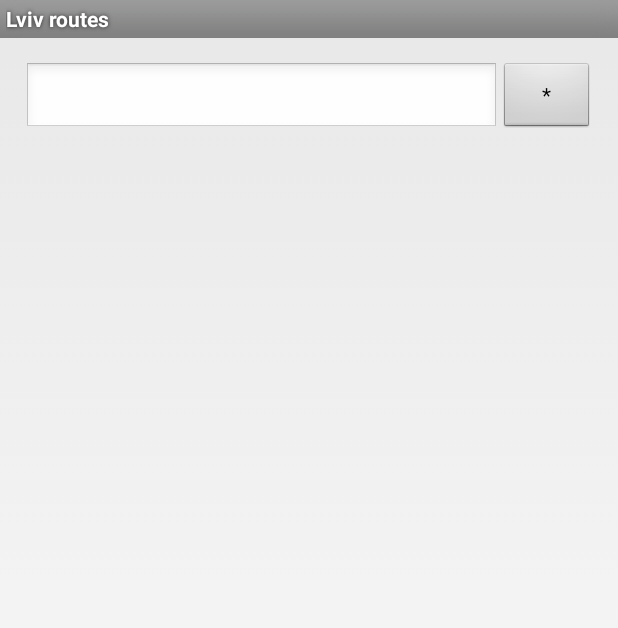
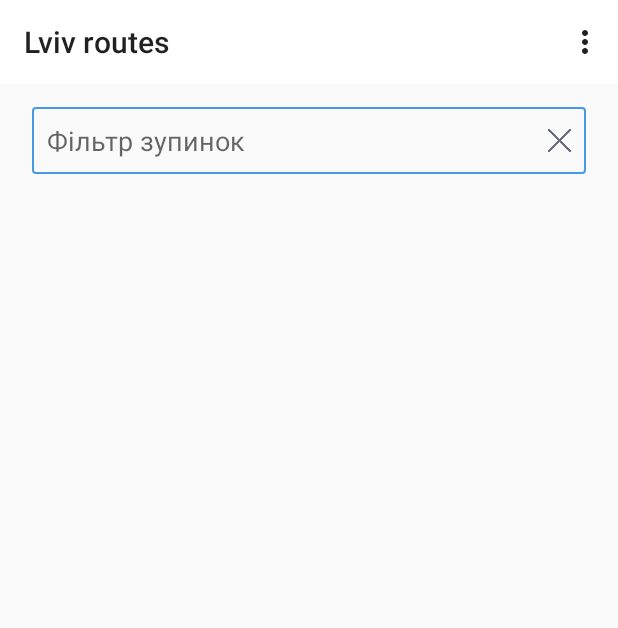
Before and after one commit to dmytrofrolov/LvivStops, an Android app: the screen it shows after launch (SearchActivity), on a phone screen of 412 x 824 dp. Shown: the top 628 px of the screen. Run offline under Robolectric (Android 15) with nearby library versions, the phone set to English and light mode, and no system bars.

Commit message:
[Release] v0.04

```diff
--- a/app/build.gradle
+++ b/app/build.gradle
@@ -19,4 +19,5 @@ android {
 }
 
 dependencies {
+    compile 'com.android.support:appcompat-v7:23.1.0'
 }
--- a/app/src/main/java/com/dmytrofrolov/android/SearchActivity.java
+++ b/app/src/main/java/com/dmytrofrolov/android/SearchActivity.java
@@ -9,6 +9,8 @@ import android.net.NetworkInfo;
 import android.os.AsyncTask;
 import android.os.Bundle;
 import android.os.Environment;
+import android.support.v7.app.AppCompatActivity;
+import android.support.v7.widget.Toolbar;
 import android.text.Editable;
 import android.text.TextWatcher;
 import android.util.Log;
@@ -20,6 +22,7 @@ import android.widget.ArrayAdapter;
 import android.widget.Button;
 import android.widget.EditText;
 import android.widget.ListView;
+import android.widget.ProgressBar;
 import android.widget.Toast;
 
 import org.apache.http.HttpResponse;
@@ -43,7 +46,7 @@ import java.io.OutputStreamWriter;
 import java.util.ArrayList;
 import java.util.regex.Pattern;
 
-public class SearchActivity extends Activity {
+public class SearchActivity extends AppCompatActivity {
 
     ListView stopsList;
     String[] catnames;
@@ -55,6 +58,12 @@ public class SearchActivity extends Activity {
     protected void onCreate(Bundle savedInstanceState) {
         super.onCreate(savedInstanceState);
         setContentView(R.layout.activity_search);
+
+        Toolbar myToolbar = (Toolbar) findViewById(R.id.my_toolbar);
+        setSupportActionBar(myToolbar);
+
+        findViewById(R.id.loading).setVisibility(View.VISIBLE);
+
         String loadUrl = "http://82.207.107.126:13541/SimpleRIDE/LAD/SM.WebApi/api/stops/";
         Log.d("LoadURL : ", loadUrl);
         catnames = new String[] {
@@ -78,27 +87,14 @@ public class SearchActivity extends Activity {
             }
         });
 
-//        final Button button = (Button) findViewById(R.id.button);
-//
-//        button.setOnClickListener(new View.OnClickListener() {
-//            public void onClick(View parent) {
-//                Intent appInfo = new Intent(SearchActivity.this, MainActivity.class);
-//                EditText editText1 = (EditText) findViewById(R.id.editText);
-//                appInfo.putExtra("stopstring", editText1.getText().toString());
-//                startActivity(appInfo);
-//
-//                ArrayList<String> stringArrayList = new ArrayList<String>();
-//
-//                stringArrayList.add(editText1.getText().toString());
-//                for (String item: catnames) {
-//                    stringArrayList.add(item);
-//                }
-//                catnames = stringArrayList.toArray(new String[stringArrayList.size()]);
-//
-//
-//                writeToFile(SearchActivity.this);
-//            }
-//        });
+        final Button button = (Button) findViewById(R.id.clear_search);
+
+        button.setOnClickListener(new View.OnClickListener() {
+            public void onClick(View parent) {
+                EditText textEdit = (EditText) findViewById(R.id.editText);
+                textEdit.setText("");
+            }
+        });
 
 
         EditText textEdit = (EditText) findViewById(R.id.editText);
@@ -108,6 +104,8 @@ public class SearchActivity extends Activity {
             public void beforeTextChanged(CharSequence s, int start, int count, int after) {}
 
             public void onTextChanged(CharSequence s, int start, int before, int count) {
+                if(stopItemArrayList==null)return;
+
                 int textlength = s.toString().length();
                 array_sort.clear();
                 for (int i = 0; i < stopItemArrayList.size(); i++)
@@ -121,7 +119,8 @@ public class SearchActivity extends Activity {
                     }
                 }
 
-                stopsList.setAdapter(new StopAdapter(SearchActivity.this, array_sort));
+                if(stopItemArrayList.size()>0)
+                    stopsList.setAdapter(new StopAdapter(SearchActivity.this, array_sort));
             }
         });
 
--- /dev/null
+++ b/app/src/main/res/drawable/search_edit_text_style.xml
@@ -0,0 +1,8 @@
+<?xml version="1.0" encoding="utf-8" ?>
+<shape xmlns:android="http://schemas.android.com/apk/res/android"
+    android:thickness="0dp"
+    android:shape="rectangle">
+    <stroke android:width="1dp"
+        android:color="#4799E8"/>
+    <corners android:radius="2dp" />
+</shape>
--- a/app/src/main/res/layout/activity_search.xml
+++ b/app/src/main/res/layout/activity_search.xml
@@ -1,47 +1,77 @@
 <?xml version="1.0" encoding="utf-8"?>
-<RelativeLayout xmlns:android="http://schemas.android.com/apk/res/android"
-    xmlns:tools="http://schemas.android.com/tools" android:layout_width="match_parent"
-    android:layout_height="match_parent" android:paddingLeft="@dimen/activity_horizontal_margin"
-    android:paddingRight="@dimen/activity_horizontal_margin"
-    android:paddingTop="@dimen/activity_vertical_margin"
+<LinearLayout xmlns:android="http://schemas.android.com/apk/res/android"
+    xmlns:tools="http://schemas.android.com/tools"
+    xmlns:app="http://schemas.android.com/apk/res-auto"
+    android:layout_width="match_parent"
+    android:layout_height="match_parent"
     android:paddingBottom="@dimen/activity_vertical_margin"
-    tools:context="com.dmytrofrolov.android.SearchActivity">
+    tools:context="com.dmytrofrolov.android.SearchActivity"
+    android:orientation="vertical">
+
+    <android.support.v7.widget.Toolbar
+        android:id="@+id/my_toolbar"
+        android:layout_width="match_parent"
+        android:layout_height="?attr/actionBarSize"
+        android:background="#fff"
+        android:theme="@style/ThemeOverlay.AppCompat.ActionBar"
+        app:popupTheme="@style/ThemeOverlay.AppCompat.Light"/>
 
     <LinearLayout
         android:orientation="vertical"
         android:layout_width="match_parent"
         android:layout_height="match_parent"
-        android:layout_alignParentTop="true">
+        android:layout_alignParentTop="true"
+        android:paddingLeft="@dimen/activity_horizontal_margin"
+        android:paddingRight="@dimen/activity_horizontal_margin"
+        >
 
-        <LinearLayout
-            android:orientation="horizontal"
-            android:layout_width="match_parent"
-            android:layout_height="wrap_content">
+        <FrameLayout
+            android:layout_width="fill_parent"
+            android:layout_height="wrap_content"
+            android:layout_marginTop="0dp"
+            android:padding="5dp">
 
             <EditText
-                android:layout_width="fill_parent"
+                android:layout_width="match_parent"
                 android:layout_height="wrap_content"
                 android:id="@+id/editText"
-                android:layout_weight="1" />
+                android:hint="Фільтр зупинок"
+                android:layout_marginTop="10dp"
+                android:layout_marginBottom="10dp"
+                android:layout_centerVertical="true"
+                android:ellipsize="start"
+                android:gravity="left"
+                android:inputType="text"
+                android:padding="10dp"
+                android:background="@drawable/search_edit_text_style"
+                android:layout_weight="5"
+                />
 
             <Button
-                android:layout_width="match_parent"
-                android:layout_height="match_parent"
-                android:text="*"
-                android:id="@+id/button"
-                android:layout_weight="5" />
-        </LinearLayout>
+                android:id="@+id/clear_search"
+                android:layout_width="15dp"
+                android:layout_height="15dp"
+                android:layout_marginRight="10dp"
+                android:layout_gravity="right|center_vertical"
+                android:background="@drawable/delete" />
+
+        </FrameLayout>
 
         <RelativeLayout
             android:id="@+id/loading"
             android:layout_width="match_parent"
             android:layout_height="match_parent"
-            android:gravity="center" >
+            android:gravity="center"
+            android:visibility="visible"
+            >
 
             <ProgressBar
+                android:id="@+id/loading_spinner"
                 android:layout_width="wrap_content"
                 android:layout_height="wrap_content"
-                android:indeterminate="true" />
+                android:indeterminateTintMode="src_atop"
+                android:indeterminateTint="#abc"
+                android:layout_gravity="center" />
         </RelativeLayout>
 
         <ListView
@@ -50,4 +80,5 @@
             android:id="@+id/listView2" />
 
     </LinearLayout>
-</RelativeLayout>
+
+</LinearLayout>
--- a/app/src/main/res/layout/scedule_row.xml
+++ b/app/src/main/res/layout/scedule_row.xml
@@ -17,6 +17,7 @@
             android:text="New Text"
             android:id="@+id/waytitle"
             android:textSize="18dp"
+            android:textColor="#333"
             android:paddingLeft="3dp"/>
 
         <TextView
@@ -43,7 +44,10 @@
             android:id="@+id/time"
             android:layout_weight="1"
             android:textSize="15dp"
-            android:textStyle="bold" />
+            android:textColor="#333"
+            android:textStyle="bold"
+            android:layout_marginLeft="3dp"
+            />
 
         <TextView
             android:layout_width="wrap_content"
--- a/app/src/main/res/layout/stop_row.xml
+++ b/app/src/main/res/layout/stop_row.xml
@@ -10,6 +10,7 @@
         android:layout_height="wrap_content"
         android:textSize="18sp"
         android:paddingLeft="5dp"
+        android:textColor="#333"
         >
     </TextView>
 
@@ -18,7 +19,7 @@
         android:layout_width="wrap_content"
         android:layout_height="wrap_content"
         android:layout_below="@+id/label"
-        android:textSize="12sp"
+        android:textSize="10sp"
         android:paddingLeft="5dp"
         >
     </TextView>
--- a/app/src/main/res/menu/main.xml
+++ b/app/src/main/res/menu/main.xml
@@ -2,25 +2,21 @@
     xmlns:android="http://schemas.android.com/apk/res/android">
     <item
         android:id="@+id/item1"
-        android:showAsAction="always"
-        android:title="ш1">
+        android:title="Збережені зупинки">
     </item>
     <item
         android:id="@+id/item2"
         android:icon="@android:drawable/ic_menu_call"
-        android:showAsAction="ifRoom"
-        android:title="item2">
+        android:title="Про програму">
     </item>
     <item
         android:id="@+id/item3"
         android:icon="@android:drawable/ic_menu_info_details"
-        android:showAsAction="ifRoom|withText"
-        android:title="item3">
+        android:title="Надіслати відгук">
     </item>
     <item
         android:id="@+id/item4"
         android:icon="@android:drawable/ic_menu_view"
-        android:showAsAction="never"
-        android:title="item4">
+        android:title="Вийти з програми">
     </item>
 </menu>
--- a/app/src/main/res/values/styles.xml
+++ b/app/src/main/res/values/styles.xml
@@ -17,4 +17,8 @@
         <!-- All customizations that are NOT specific to a particular API-level can go here. -->
     </style>
 
+    <style name="Widget.MyApp.ActionBar" parent="AppTheme">
+        <item name="android:background">#fff</item>
+    </style>
+
 </resources>
```
Also changed, not shown: app/src/main/AndroidManifest.xml (+4 -3 lines), app/src/main/java/com/dmytrofrolov/android/MainActivity.java (+16 -1 lines), app/src/main/res/drawable/circular_progress_bar.xml (added, +23 -0 lines), app/src/main/res/layout/main.xml (+11 -2 lines), app/src/main/res/drawable-hdpi/delete.png (added), 1353 other files.
